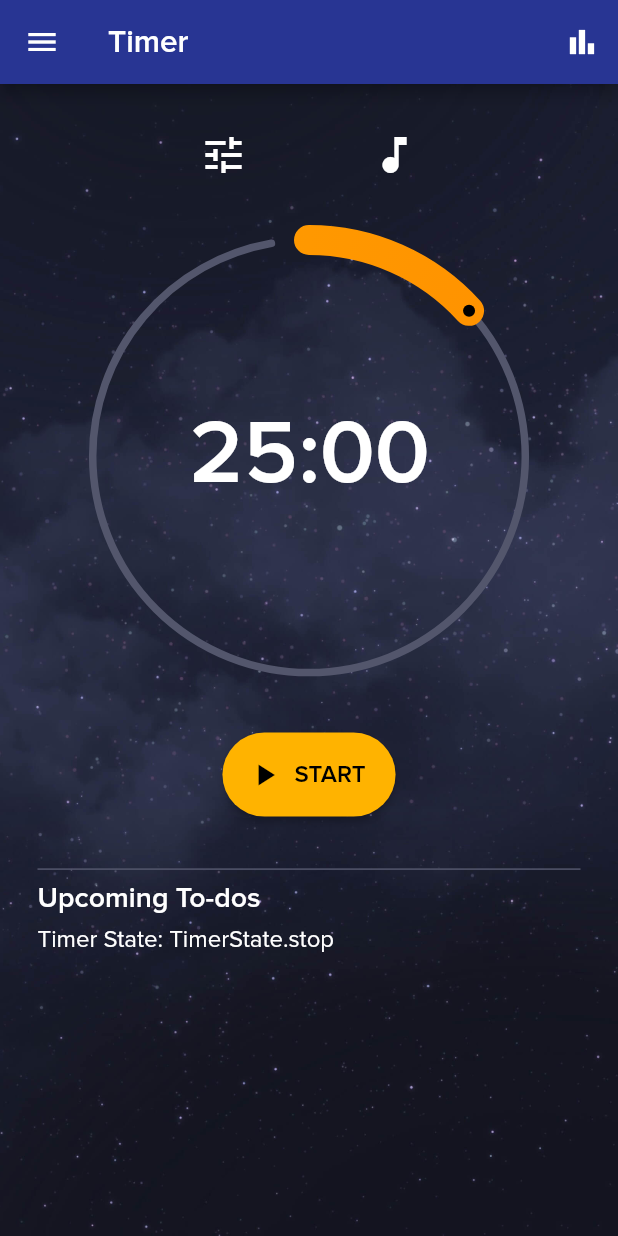
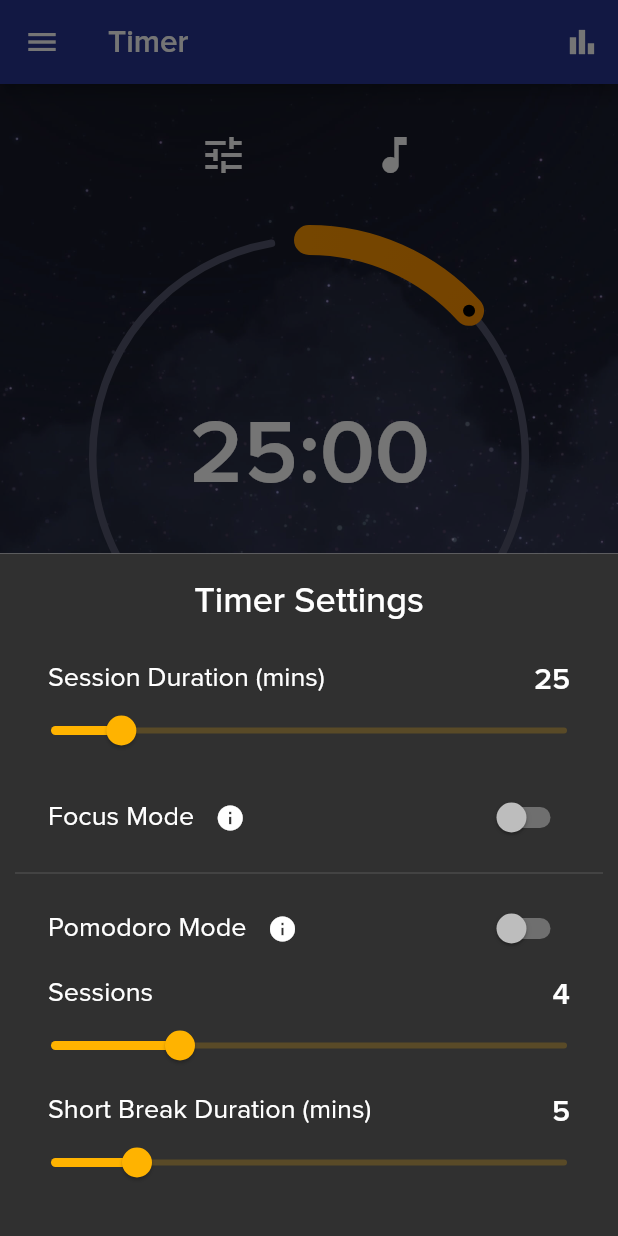
Before and after one commit to AnsonH/comp4521_gp4_accelyst, a Flutter app: the screen it shows after launch, after a tap on the "tune" icon, on a phone screen of 412 x 824 dp. Run offline on Flutter 3.47's test engine with Material 2 defaults, Android fonts, the light colour scheme and no system bars; drawn by our look-alikes of sleek_circular_slider; our stand-ins replace audioplayers, flutter_spinkit, image_picker, photo_view, reorderable_grid_view, syncfusion_flutter_calendar; project files that could hold a hidden picture were left out.

Commit message:
Timer - Settings bottom sheet controls

```diff
--- a/lib/screens/timer/timer.dart
+++ b/lib/screens/timer/timer.dart
@@ -4,9 +4,12 @@ import 'package:comp4521_gp4_accelyst/screens/timer/ambient_bottom_sheet.dart';
 import 'package:comp4521_gp4_accelyst/utils/constants/theme_data.dart';
 import 'package:comp4521_gp4_accelyst/utils/services/audio_player_service.dart';
 import 'package:comp4521_gp4_accelyst/utils/time_utils.dart';
+import 'package:comp4521_gp4_accelyst/widgets/core/dark_theme_dialog.dart';
 import 'package:comp4521_gp4_accelyst/widgets/core/nav_drawer.dart';
 import 'package:comp4521_gp4_accelyst/widgets/timer/circular_timer.dart';
 import 'package:comp4521_gp4_accelyst/widgets/timer/icon_button.dart';
+import 'package:comp4521_gp4_accelyst/widgets/timer/slider_setting.dart';
+import 'package:comp4521_gp4_accelyst/widgets/timer/switch_setting.dart';
 import 'package:comp4521_gp4_accelyst/widgets/timer/timer_controls.dart';
 import 'package:flutter/material.dart';
 import 'package:sleek_circular_slider/sleek_circular_slider.dart';
@@ -34,12 +37,18 @@ class Timer extends StatefulWidget {
 }
 
 class _TimerState extends State<Timer> {
+  // Dynamic timer states
   int durationSecs = 25 * 60;
   TimerState timerState = TimerState.stop;
   int ambientIndex = 0;
+  bool focusMode = false; // TODO: Implement Focus Mode
 
+  // Services & controllers
   final _audioPlayer = AudioPlayerService();
   final _timerController = CircularTimerController();
+
+  static int minDuration = 10;
+  static int maxDuration = 120;
 
   void _startTimer() {
     setState(() => timerState = TimerState.resume);
@@ -88,12 +97,9 @@ class _TimerState extends State<Timer> {
   }
 
   void _showResetTimerDialog() {
-    showDialog(
+    showDarkThemeDialog(
       context: context,
-      builder: (context) => Theme(
-        data: darkThemeData(context),
-        child: AlertDialog(
-          title: const Text("Stop the timer session?"),
+      title: "Stop the timer session?",
       actions: [
         TextButton(
           child: const Text('Cancel'),
@@ -110,7 +116,77 @@ class _TimerState extends State<Timer> {
           },
         ),
       ],
+    );
+  }
+
+  void _showSettingsBottomSheet() {
+    showModalBottomSheet(
+      context: context,
+      builder: (context) => Wrap(
+        children: [
+          Theme(
+            data: darkThemeData(context),
+            child: Material(
+              child: Container(
+                padding: const EdgeInsets.symmetric(
+                  vertical: 20,
+                  horizontal: 10,
                 ),
+                child: Column(
+                  mainAxisSize: MainAxisSize.min,
+                  children: [
+                    const Text(
+                      "Timer Settings",
+                      style: TextStyle(
+                        fontSize: 24,
+                        fontWeight: FontWeight.w500,
+                      ),
+                    ),
+                    const SizedBox(height: 25),
+                    SliderSetting(
+                      label: "Session Duration (mins)",
+                      initialValue: durationSecs ~/ 60,
+                      onChanged: (int mins) {
+                        setState(() => durationSecs = mins * 60);
+                        _resetTimer(
+                            duration: mins * 60); // Update timer duration
+                      },
+                      min: minDuration,
+                      max: maxDuration,
+                    ),
+                    SwitchSetting(
+                      label: "Focus Mode",
+                      initialValue: focusMode,
+                      onChanged: (value) => setState(() => focusMode = value),
+                      onPressedInfo: () => _showFocusModeInfoDialog(context),
+                    ),
+                    const Divider(thickness: 1),
+                    SwitchSetting(
+                      label: "Pomodoro Mode",
+                      initialValue: false,
+                      onChanged: (value) {},
+                      onPressedInfo: () => _showPomodoroModeInfoDialog(context),
+                    ),
+                    SliderSetting(
+                      label: "Sessions",
+                      initialValue: 4,
+                      onChanged: (int mins) {},
+                      min: 2,
+                      max: 10,
+                    ),
+                    SliderSetting(
+                      label: "Short Break Duration (mins)",
+                      initialValue: 5,
+                      onChanged: (int mins) {},
+                      min: 3,
+                      max: 15,
+                    ),
+                  ],
+                ),
+              ),
+            ),
+          )
+        ],
       ),
     );
   }
@@ -159,7 +235,9 @@ class _TimerState extends State<Timer> {
                 children: [
                   TimerIconButton(
                     icon: Icons.tune,
-                    onPressed: timerState == TimerState.stop ? () {} : null,
+                    onPressed: timerState == TimerState.stop
+                        ? () => _showSettingsBottomSheet()
+                        : null,
                   ),
                   const SizedBox(width: 50),
                   TimerIconButton(
@@ -183,8 +261,8 @@ class _TimerState extends State<Timer> {
                     offstage: timerState != TimerState.stop,
                     // https://pub.dev/packages/sleek_circular_slider
                     child: SleekCircularSlider(
-                      min: 10, // in minutes
-                      max: 120,
+                      min: minDuration.toDouble(), // in minutes
+                      max: maxDuration.toDouble(),
                       initialValue: durationSecs / 60,
                       onChangeEnd: (double mins) {
                         final duration = mins.toInt() * 60;
@@ -225,7 +303,6 @@ class _TimerState extends State<Timer> {
                   ),
                   Offstage(
                     offstage: timerState == TimerState.stop,
-                    // https://pub.dev/packages/circular_countdown_timer/example
                     child: Column(
                       children: [
                         const SizedBox(height: sliderWidth / 2),
@@ -280,3 +357,63 @@ class _TimerState extends State<Timer> {
     );
   }
 }
+
+void _showFocusModeInfoDialog(BuildContext context) {
+  showDarkThemeDialog(
+    context: context,
+    title: "What is Focus Mode?",
+    content: Column(
+      mainAxisSize: MainAxisSize.min,
+      children: const [
+        Text(
+          "If Focus Mode is on, you are prohibited from leaving this app. Your phone will vibrate until you return back to the app.",
+        ),
+        SizedBox(height: 20),
+        Text(
+          "You are allowed to visit other pages of this app if Focus Mode is on.",
+        ),
+      ],
+    ),
+    actions: [
+      TextButton(
+        child: const Text(
+          'DISMISS',
+          style: TextStyle(fontWeight: FontWeight.w600),
+        ),
+        onPressed: () => Navigator.pop(context),
+      ),
+    ],
+  );
+}
+
+void _showPomodoroModeInfoDialog(BuildContext context) {
+  showDarkThemeDialog(
+    context: context,
+    title: "What is Pomodoro Mode?",
+    content: Column(
+      mainAxisSize: MainAxisSize.min,
+      children: const [
+        Text(
+          "In Pomodoro mode, sessions run automatically one after another. Each session is separated by a short break of typically 5 minutes.",
+        ),
+        SizedBox(height: 20),
+        Text(
+          "You can adjust the number of sessions and length of short break using the sliders.",
+        ),
+        SizedBox(height: 20),
+        Text(
+          "This mode helps increase your level of focus and productivity.",
+        ),
+      ],
+    ),
+    actions: [
+      TextButton(
+        child: const Text(
+          'DISMISS',
+          style: TextStyle(fontWeight: FontWeight.w600),
+        ),
+        onPressed: () => Navigator.pop(context),
+      ),
+    ],
+  );
+}
--- a/lib/utils/constants/theme_data.dart
+++ b/lib/utils/constants/theme_data.dart
@@ -2,6 +2,7 @@ import 'package:flutter/material.dart';
 
 final primaryColor = Colors.indigo[800];
 final secondaryColor = Colors.amber[600];
+final secondaryColorOpaque = Colors.amber[600]?.withAlpha(50);
 
 TextTheme proximaNovaTextTheme(BuildContext context, {bool lightTheme = true}) {
   return Theme.of(context).textTheme.apply(
--- /dev/null
+++ b/lib/widgets/timer/slider_setting.dart
@@ -0,0 +1,79 @@
+import 'package:comp4521_gp4_accelyst/utils/constants/theme_data.dart';
+import 'package:flutter/material.dart';
+
+/// A slider for setting a single timer property.
+///
+/// It is used in the timer page's settings bottom sheet.
+class SliderSetting extends StatefulWidget {
+  final String label;
+  final int initialValue;
+  final void Function(int) onChanged;
+  final int min;
+  final int max;
+
+  /// Creates a slider for setting a single timer property.
+  const SliderSetting({
+    Key? key,
+    required this.label,
+    required this.initialValue,
+    required this.onChanged,
+    this.min = 1,
+    this.max = 100,
+  })  : assert(min <= initialValue && initialValue <= max),
+        super(key: key);
+
+  @override
+  State<SliderSetting> createState() => _SliderSettingState();
+}
+
+class _SliderSettingState extends State<SliderSetting> {
+  late int value;
+
+  @override
+  void initState() {
+    super.initState();
+    value = widget.initialValue;
+  }
+
+  @override
+  Widget build(BuildContext context) {
+    return Padding(
+      padding: const EdgeInsets.symmetric(vertical: 5),
+      child: Column(
+        children: [
+          Padding(
+            padding: const EdgeInsets.symmetric(horizontal: 22),
+            child: Row(
+              mainAxisAlignment: MainAxisAlignment.spaceBetween,
+              crossAxisAlignment: CrossAxisAlignment.start,
+              children: [
+                Text(
+                  widget.label,
+                  style: const TextStyle(fontSize: 18),
+                ),
+                Text(
+                  value.toString(),
+                  style: const TextStyle(
+                    fontSize: 20,
+                    fontWeight: FontWeight.w600,
+                  ),
+                ),
+              ],
+            ),
+          ),
+          Slider(
+            value: value.toDouble(),
+            onChanged: (newValue) {
+              setState(() => value = newValue.toInt());
+              widget.onChanged(newValue.toInt());
+            },
+            min: widget.min.toDouble(),
+            max: widget.max.toDouble(),
+            activeColor: secondaryColor,
+            inactiveColor: secondaryColorOpaque,
+          ),
+        ],
+      ),
+    );
+  }
+}
--- /dev/null
+++ b/lib/widgets/timer/switch_setting.dart
@@ -0,0 +1,77 @@
+import 'package:comp4521_gp4_accelyst/utils/constants/theme_data.dart';
+import 'package:flutter/material.dart';
+
+/// A switch for setting a single timer property.
+///
+/// It is used in the timer page's settings bottom sheet.
+class SwitchSetting extends StatefulWidget {
+  final String label;
+  final bool initialValue;
+  final void Function(bool) onChanged;
+
+  /// Callback when pressing the info button.
+  ///
+  /// If set to null, the info button will be hidden.
+  final void Function()? onPressedInfo;
+
+  /// Creates a switch for setting a single timer property.
+  const SwitchSetting({
+    Key? key,
+    required this.label,
+    required this.initialValue,
+    required this.onChanged,
+    this.onPressedInfo,
+  }) : super(key: key);
+
+  @override
+  State<SwitchSetting> createState() => _SwitchSettingState();
+}
+
+class _SwitchSettingState extends State<SwitchSetting> {
+  late bool value;
+
+  @override
+  void initState() {
+    super.initState();
+    value = widget.initialValue;
+  }
+
+  @override
+  Widget build(BuildContext context) {
+    return Padding(
+      padding: const EdgeInsets.symmetric(vertical: 5, horizontal: 22),
+      child: Row(
+        mainAxisAlignment: MainAxisAlignment.spaceBetween,
+        children: [
+          Row(
+            children: [
+              Text(
+                widget.label,
+                style: const TextStyle(fontSize: 18),
+              ),
+              if (widget.onPressedInfo != null)
+                IconButton(
+                  onPressed: () {
+                    widget.onPressedInfo!();
+                  },
+                  icon: const Icon(
+                    Icons.info,
+                    size: 20,
+                  ),
+                  splashRadius: 18,
+                ),
+            ],
+          ),
+          Switch(
+            value: value,
+            onChanged: (bool newValue) {
+              setState(() => value = newValue);
+              widget.onChanged(newValue);
+            },
+            activeColor: secondaryColor,
+          ),
+        ],
+      ),
+    );
+  }
+}
```
Also changed, not shown: lib/widgets/core/dark_theme_dialog.dart (added, +49 -0 lines). Lines whose indentation alone changed are shown as unchanged.
